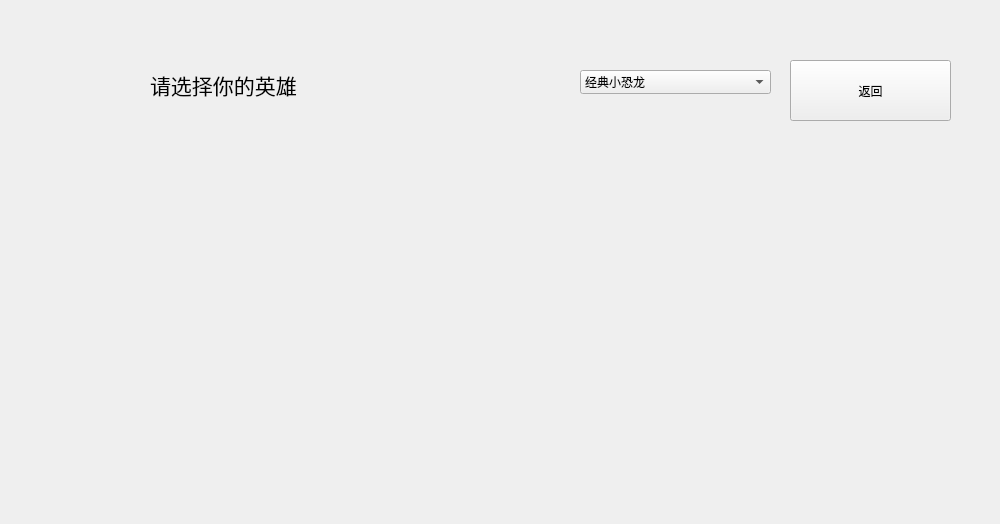
This is project/character.ui in aaaMsLIUfruit/RunningDino as Qt 5 draws it before an edit. The edited form follows.
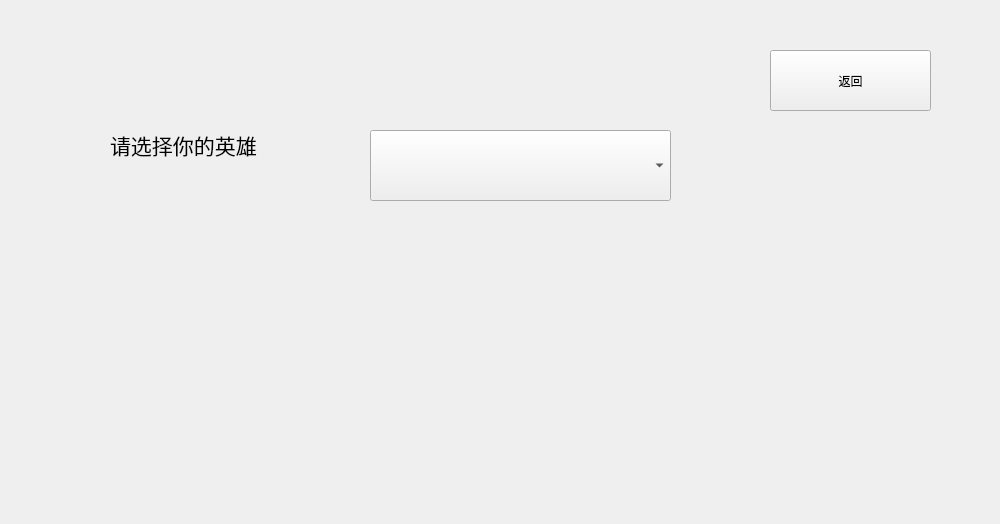
This is the edited form.

The edit to the form file:
```diff
--- a/project/character.ui
+++ b/project/character.ui
@@ -16,8 +16,8 @@
   <widget class="QLabel" name="label">
    <property name="geometry">
     <rect>
-     <x>150</x>
-     <y>30</y>
+     <x>110</x>
+     <y>90</y>
      <width>351</width>
      <height>111</height>
     </rect>
@@ -35,38 +35,18 @@
   <widget class="QComboBox" name="comboBox">
    <property name="geometry">
     <rect>
-     <x>580</x>
-     <y>70</y>
-     <width>191</width>
-     <height>24</height>
+     <x>370</x>
+     <y>130</y>
+     <width>301</width>
+     <height>71</height>
     </rect>
    </property>
-   <item>
-    <property name="text">
-     <string>经典小恐龙</string>
-    </property>
-   </item>
-   <item>
-    <property name="text">
-     <string>说的道理</string>
-    </property>
-   </item>
-   <item>
-    <property name="text">
-     <string>摇晃小鸵鸟</string>
-    </property>
-   </item>
-   <item>
-    <property name="text">
-     <string>超级马里奥</string>
-    </property>
-   </item>
   </widget>
   <widget class="QPushButton" name="returnButton">
    <property name="geometry">
     <rect>
-     <x>790</x>
-     <y>60</y>
+     <x>770</x>
+     <y>50</y>
      <width>161</width>
      <height>61</height>
     </rect>
```
